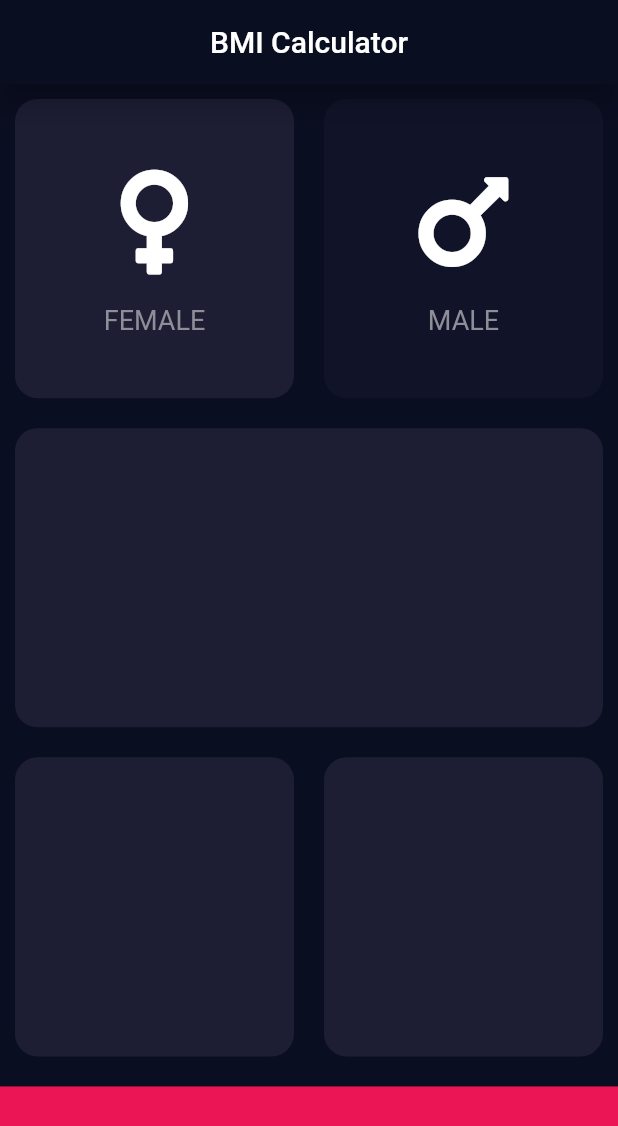
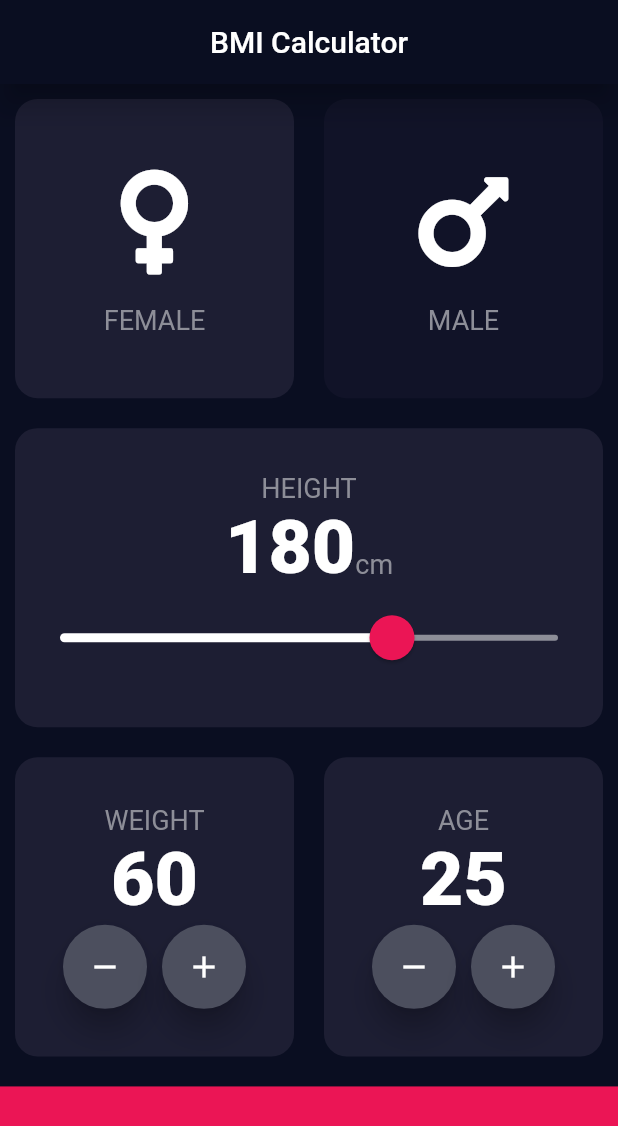
Before and after one commit to abdulrhman-ibnouf/bmi-calculator, a Flutter app: the screen it shows after launch, after a tap on "FEMALE", on a phone screen of 412 x 824 dp. Shown: the top 1126 px of the screen. Run offline on Flutter 3.47's test engine with Material 2 defaults, Android fonts, the phone set to English and light mode, and no system bars; our stand-ins replace font_awesome_flutter.

Commit message:
Thanks to Angela from London App Brewery!

```diff
--- a/lib/input_page.dart
+++ b/lib/input_page.dart
@@ -1,14 +1,11 @@
 import 'package:flutter/material.dart';
 import 'package:font_awesome_flutter/font_awesome_flutter.dart';
-import 'package:bmicalculator/widgets/my_container.dart';
+import 'package:bmicalculator/widgets/my_reusable_card.dart';
 import 'package:bmicalculator/widgets/icon_content.dart';
+import 'package:bmicalculator/widgets/my_column.dart';
+import 'package:bmicalculator/widgets/constants.dart';
 
-const bottomContainerHeight = 80.0;
-const bottomContainerColor = Color(0xFFEB1555);
-const activeCardColor = Color(0xFF1D1E33);
-const inactiveCardColor = Color(0xFF111328);
-
-enum Gender { female, male, }
+enum Gender {female, male,}
 
 class InputPage extends StatefulWidget {
 
@@ -18,27 +15,10 @@ class InputPage extends StatefulWidget {
 
 class _InputPageState extends State<InputPage> {
 
-  Color femaleCardColor = inactiveCardColor;
-  Color maleCardColor = inactiveCardColor;
-
-  void updateColor(Gender selectedGender) {
-    if (selectedGender == Gender.female) {
-      if (femaleCardColor == inactiveCardColor) {
-        femaleCardColor = activeCardColor;
-        maleCardColor = inactiveCardColor;
-      } else {
-        femaleCardColor = inactiveCardColor;
-      }
-    }
-    if (selectedGender == Gender.male) {
-      if (maleCardColor == inactiveCardColor) {
-        maleCardColor = activeCardColor;
-        femaleCardColor = inactiveCardColor;
-      } else {
-        maleCardColor = inactiveCardColor;
-      }
-    }
-  }
+  Gender selectedGender;
+  int height = 180;
+  int weight = 60;
+  int age = 25;
 
   @override
   Widget build(BuildContext context) {
@@ -46,6 +26,8 @@ class _InputPageState extends State<InputPage> {
       mainAxisAlignment: MainAxisAlignment.center,
       crossAxisAlignment: CrossAxisAlignment.stretch,
       children: <Widget>[
+
+        //First Row
         Expanded(
           flex: 2,
           child: Row(
@@ -54,45 +36,62 @@ class _InputPageState extends State<InputPage> {
             children: <Widget>[
               Expanded(
                 flex: 1,
-                child: GestureDetector(
-                    onTap: () {
-                      setState(() {
-                        updateColor(Gender.female);
-                      });
-                    },
-                    child: MyCustomContainer(
-                      color: femaleCardColor,
-                      cardChild: IconContent(
-                        icon: FontAwesomeIcons.venus,
-                        label: 'FEMALE',
-                      ),
-                    )),
+                child: MyReusableCard(
+                  onPress: (){setState(() {
+                    selectedGender = Gender.female;
+                  });},
+                  color: selectedGender == Gender.female ? kActiveCardColor: kInactiveCardColor,
+                  cardChild: IconContent( icon: FontAwesomeIcons.venus, label: 'FEMALE',),
+                ),
               ),
               Expanded(
                 flex: 1,
-                child: GestureDetector(
-                    onTap: () {
-                      setState(() {
-                        updateColor(Gender.male);
-                      });
-                    },
-                    child: MyCustomContainer(
-                      color: maleCardColor,
-                      cardChild: IconContent(
-                        icon: FontAwesomeIcons.mars,
-                        label: 'MALE',
-                      ),
-                    )),
+                child: MyReusableCard(
+                  onPress: (){setState(() {
+                    selectedGender = Gender.male;
+                  });},
+                  color: selectedGender == Gender.male ? kActiveCardColor : kInactiveCardColor,
+                  cardChild: IconContent(
+                    icon: FontAwesomeIcons.mars,
+                    label: 'MALE',
+                  ),
+                ),
               ),
             ],
           ),
         ),
+
+        //Second Row: Container
         Expanded(
           flex: 2,
-          child: MyCustomContainer(
-            color: activeCardColor,
+          child: MyReusableCard(
+            color: kActiveCardColor,
+            cardChild: Column(
+              mainAxisAlignment: MainAxisAlignment.center,
+              crossAxisAlignment: CrossAxisAlignment.center,
+              children: <Widget>[
+                Text('HEIGHT',),
+                Row(mainAxisAlignment: MainAxisAlignment.center, crossAxisAlignment: CrossAxisAlignment.baseline, textBaseline: TextBaseline.alphabetic,
+                  children: <Widget>[
+                    Text(height.toString(), style: kNumbersTextStyle,),
+                    Text('cm',)
+                  ],),
+                Slider(
+                  min: 100, max: 220,
+//                divisions: 120,
+                  value: height.toDouble(), label: '$height',
+                  onChanged: (double newValue){
+                    setState(() {
+                      height = newValue.round();
+                    });
+                  },
+                ),
+              ],
+            ),
           ),
         ),
+
+        //Third Row
         Expanded(
           flex: 2,
           child: Row(
@@ -101,26 +100,54 @@ class _InputPageState extends State<InputPage> {
             children: <Widget>[
               Expanded(
                 flex: 1,
-                child: MyCustomContainer(
-                  color: activeCardColor,
+                child: MyReusableCard(
+                  color: kActiveCardColor,
+                  cardChild: MyCustomColumn(
+                    columnTitle: 'WEIGHT', columnNumber: weight,
+                    minusOne: () {
+                      setState(() {
+                        weight--;
+                      });
+                    },
+                    plusOne: () {
+                      setState(() {
+                        weight++;
+                      });
+                    },
+                  ),
                 ),
               ),
               Expanded(
                 flex: 1,
-                child: MyCustomContainer(
-                  color: activeCardColor,
+                child: MyReusableCard(
+                  color: kActiveCardColor,
+                  cardChild: MyCustomColumn(
+                    columnTitle: 'AGE', columnNumber: age,
+                    minusOne: () {
+                      setState(() {
+                        age--;
+                      });
+                    },
+                    plusOne: () {
+                      setState(() {
+                        age++;
+                      });
+                    },
+                  ),
                 ),
               ),
             ],
           ),
         ),
+
+        //Forth Row: Bottom
         Expanded(
           flex: 1,
           child: Container(
-            color: bottomContainerColor,
+            color: kPinkColor,
             margin: EdgeInsets.only(top: 10),
             width: double.infinity,
-            height: bottomContainerHeight,
+            height: kBottomContainerHeight,
           ),
         ),
       ],
--- a/lib/main.dart
+++ b/lib/main.dart
@@ -1,12 +1,15 @@
+import 'package:flutter/material.dart';
 import 'package:bmicalculator/input_page.dart';
-import 'package:flutter/material.dart';
+import 'package:bmicalculator/widgets/constants.dart';
 
 void main() => runApp(MaterialApp(
       debugShowCheckedModeBanner: false,
       title: 'BMI Calculator',
       theme: ThemeData.dark().copyWith(
-        primaryColor: Color(0xFF0A0E21),
-        scaffoldBackgroundColor: Color(0xFF0A0E21),
+        primaryColor: primaryColor,
+        scaffoldBackgroundColor: scaffoldBackgroundColor,
+        sliderTheme: kSliderTheme,
+        textTheme: TextTheme(body1: kLabelTextStyle,),
       ),
       home: Scaffold(
         appBar: AppBar(
--- /dev/null
+++ b/lib/widgets/constants.dart
@@ -0,0 +1,25 @@
+import 'package:flutter/material.dart';
+
+const primaryColor = Color(0xFF0A0E21);
+const scaffoldBackgroundColor = Color(0xFF0A0E21);
+
+const kActiveCardColor = Color(0xFF1D1E33);
+const kInactiveCardColor = Color(0xFF111328);
+
+const kPinkColorTransparent = Color(0x29EB1555);
+const kPinkColor = Color(0xFFEB1555);
+const kGreyColor = Color(0xFF8D8E98);
+const kGreyColorRoundIconButton = Color(0xFF4C4F5E);
+const kWhiteColor = Color(0xFFFFFFFF);
+
+const kLabelTextStyle = TextStyle(fontSize: 18.0, fontWeight: FontWeight.normal, color: kGreyColor,);
+const kNumbersTextStyle = TextStyle(fontSize: 50.0, fontWeight: FontWeight.w900, color: kWhiteColor);
+
+const kBottomContainerHeight = 80.0;
+
+const kSliderTheme = SliderThemeData(
+  thumbColor: kPinkColor, overlayColor: kPinkColorTransparent, valueIndicatorColor: kPinkColor,
+  thumbShape: RoundSliderThumbShape(enabledThumbRadius: 15.0,),
+  overlayShape: RoundSliderOverlayShape(overlayRadius: 30.0,),
+  activeTrackColor: kWhiteColor, inactiveTrackColor: kGreyColor,
+);
--- a/lib/widgets/icon_content.dart
+++ b/lib/widgets/icon_content.dart
@@ -14,7 +14,7 @@ class IconContent extends StatelessWidget {
       children: <Widget>[
         Icon( icon, size: 80.0,),
         SizedBox(height: 15,),
-        Text( label, style: TextStyle(color: Color(0xFF8D8E98), fontSize: 18.0, fontWeight: FontWeight.normal,),),
+        Text( label,),
       ],
     );
   }
--- /dev/null
+++ b/lib/widgets/my_column.dart
@@ -0,0 +1,34 @@
+import 'package:bmicalculator/widgets/round_icon_button.dart';
+import 'package:flutter/material.dart';
+import 'package:bmicalculator/widgets/constants.dart';
+
+class MyCustomColumn extends StatelessWidget {
+
+  final String columnTitle;
+  final int columnNumber;
+  final Function minusOne;
+  final Function plusOne;
+  MyCustomColumn({this.columnTitle, this.columnNumber, this.minusOne, this.plusOne});
+
+  @override
+  Widget build(BuildContext context) {
+    return Column(
+      mainAxisAlignment: MainAxisAlignment.center,
+      crossAxisAlignment: CrossAxisAlignment.center,
+      children: <Widget>[
+        Text(columnTitle,),
+        Text(columnNumber.toString(), style: kNumbersTextStyle,
+        ),
+        Row(
+          mainAxisAlignment: MainAxisAlignment.center,
+          crossAxisAlignment: CrossAxisAlignment.center,
+          children: <Widget>[
+            RoundIconButton(roundIcon: Icon(Icons.remove),plusOrMinus: minusOne,),
+            SizedBox(width: 10.0,),
+            RoundIconButton(roundIcon: Icon(Icons.add),plusOrMinus: plusOne,),
+          ],
+        ),
+      ],
+    );
+  }
+}
--- a/lib/widgets/my_container.dart
+++ /dev/null
@@ -1,18 +0,0 @@
-import 'package:flutter/material.dart';
-
-class MyCustomContainer extends StatelessWidget {
-
-  final Color color;
-  final Widget cardChild;
-  MyCustomContainer ({@required this.color, this.cardChild});
-
-  @override
-  Widget build(BuildContext context) {
-    return Container(
-      child: cardChild,
-      margin: EdgeInsets.all(10),
-      decoration: BoxDecoration( color: color,
-        borderRadius: BorderRadius.circular(15.0),),
-    );
-  }
-}
--- /dev/null
+++ b/lib/widgets/my_reusable_card.dart
@@ -0,0 +1,23 @@
+import 'package:flutter/material.dart';
+
+class MyReusableCard extends StatelessWidget {
+
+  final Color color;
+  final Widget cardChild;
+  final Function onPress;
+
+  MyReusableCard ({@required this.color, this.cardChild, this.onPress});
+
+  @override
+  Widget build(BuildContext context) {
+    return GestureDetector(
+      onTap: onPress,
+      child: Container(
+        child: cardChild,
+        margin: EdgeInsets.all(10),
+        decoration: BoxDecoration( color: color,
+          borderRadius: BorderRadius.circular(15.0),),
+      ),
+    );
+  }
+}
--- /dev/null
+++ b/lib/widgets/round_icon_button.dart
@@ -0,0 +1,22 @@
+import 'package:bmicalculator/widgets/constants.dart';
+import 'package:flutter/material.dart';
+
+class RoundIconButton extends StatelessWidget {
+
+  final Function plusOrMinus;
+  final Icon roundIcon;
+  RoundIconButton({this.roundIcon, this.plusOrMinus});
+
+  @override
+  Widget build(BuildContext context) {
+    return RawMaterialButton(
+      onPressed: plusOrMinus,
+      child: roundIcon,
+      fillColor: kGreyColorRoundIconButton,
+      textStyle: kNumbersTextStyle,
+      shape: CircleBorder(),
+      elevation: 8.0, disabledElevation: 8.0,
+      constraints: BoxConstraints.tightFor(width: 56.0, height: 56.0),
+    );
+  }
+}
```
Also changed, not shown: 1 other file.
